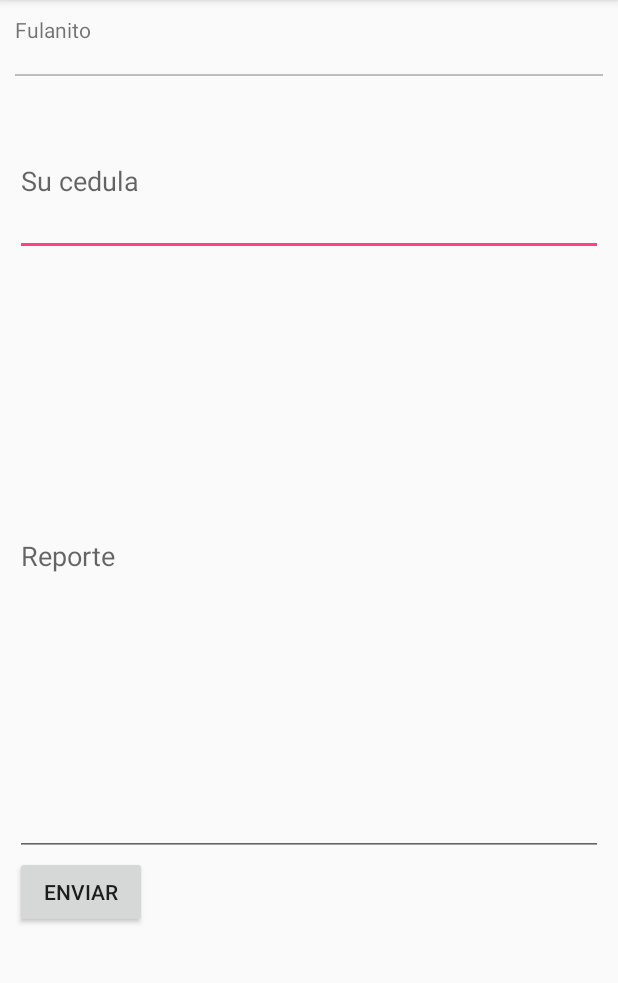
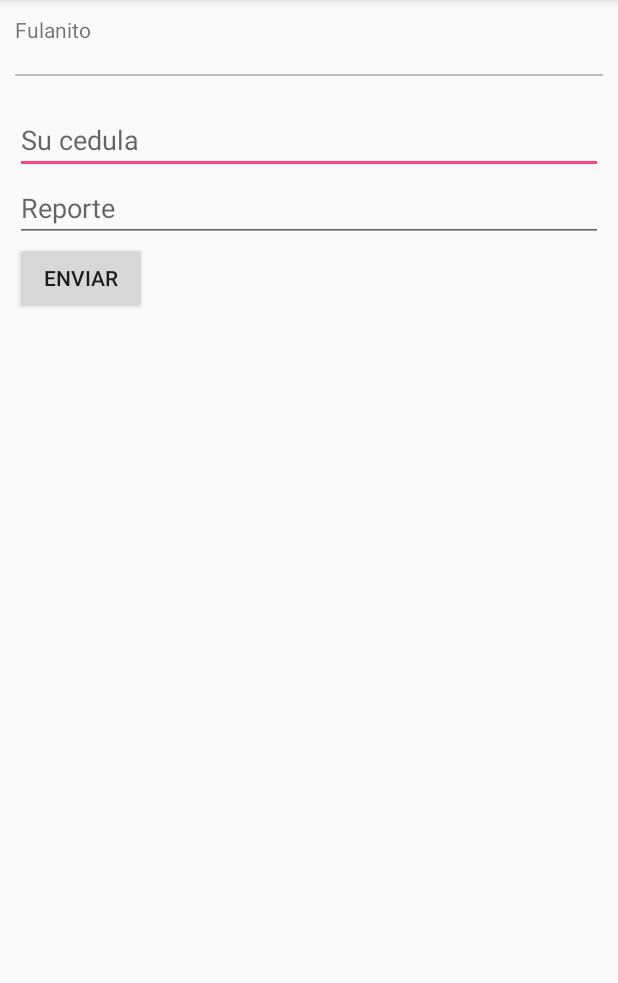
Before and after one commit to DavidEleinco/PruebaModulos, an Android app: the screen it shows after launch (MainActivity), on a phone screen of 412 x 824 dp, the part 84-1067 px from its top. Run offline under Robolectric (Android 15) with nearby library versions, the phone set to English and light mode, and no system bars; libraries missing offline, so code that uses them is left out: com.dropbox.core; 5 statements that could not run were skipped.

```diff
--- a/upload2dropbox/src/main/res/layout/activity_main.xml
+++ b/upload2dropbox/src/main/res/layout/activity_main.xml
@@ -27,14 +27,15 @@
         <EditText
             android:id="@+id/main_et_cedula"
             android:layout_width="match_parent"
-            android:layout_height="100dp"
+            android:layout_height="wrap_content"
             android:inputType="number"
             android:hint="Su cedula"/>
 
         <EditText
             android:id="@+id/main_et_reporte"
+            android:gravity="top|left"
             android:layout_width="match_parent"
-            android:layout_height="400dp"
+            android:layout_height="wrap_content"
             android:hint="Reporte"/>
 
         <Button
```
Also changed, not shown: upload2dropbox/src/main/java/co/com/eleinco/upload2dropbox/MainActivity.java (+33 -11 lines).
